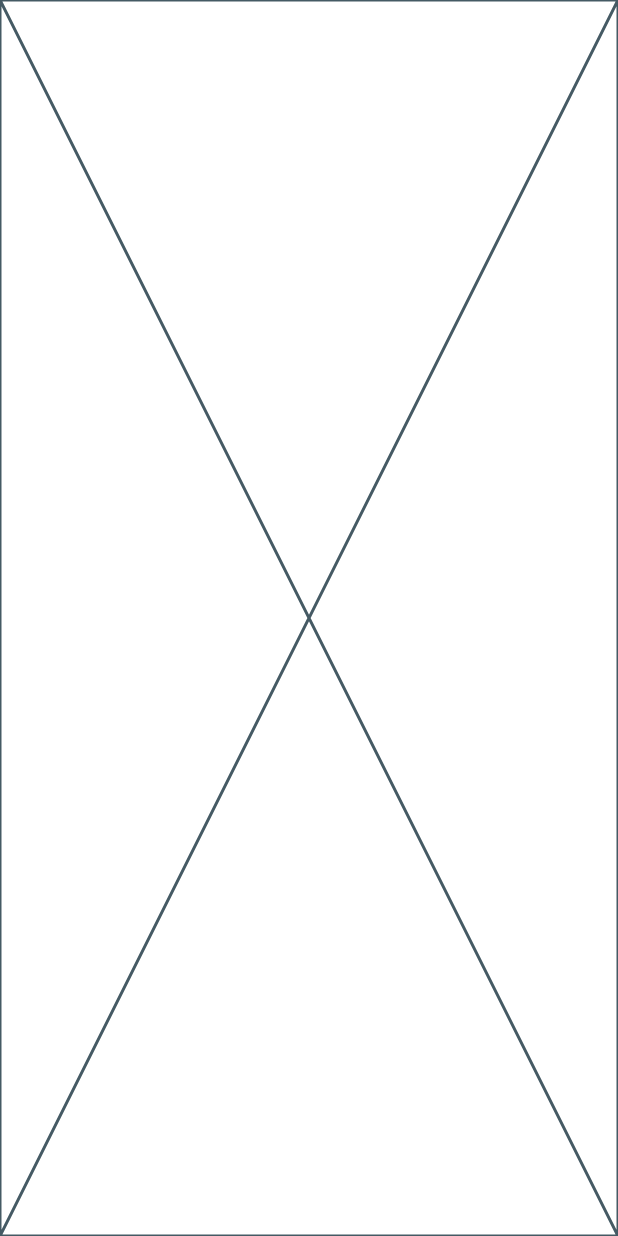
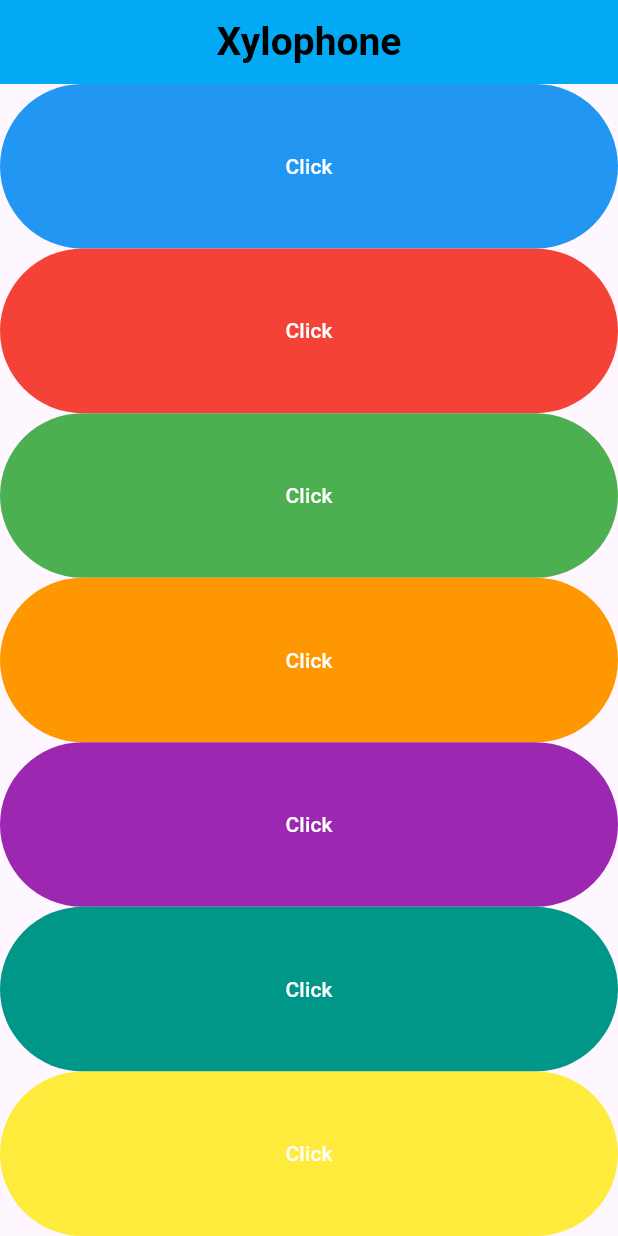
Before and after one commit to Ooozari/App-development, a Flutter app: the screen it shows after launch, on a phone screen of 412 x 824 dp. Run offline on Flutter 3.47's test engine with Material 3 defaults, Android fonts, the light colour scheme and no system bars; our stand-ins replace audioplayers.

Commit message:
feat(app): add multiple sound buttons and playback methods for all 7 xylophone notes

```diff
--- a/Lab6/xylophone_app/lib/main.dart
+++ b/Lab6/xylophone_app/lib/main.dart
@@ -1,5 +1,5 @@
+import 'package:audioplayers/audioplayers.dart';
 import 'package:flutter/material.dart';
-import 'package:audioplayers/audioplayers.dart';
 
 void main() {
   runApp(const MyApp());
@@ -10,6 +10,125 @@ class MyApp extends StatelessWidget {
 
   @override
   Widget build(BuildContext context) {
-    return const Placeholder();
+    return MaterialApp(debugShowCheckedModeBanner: false, home: Xylophone());
   }
 }
+
+class Xylophone extends StatelessWidget {
+  Xylophone({super.key});
+
+  final AudioCache obj = AudioCache();
+  void play1() {
+    obj.play('note1.wav');
+  }
+
+  void play2() {
+    obj.play('note2.wav');
+  }
+
+  void play3() {
+    obj.play('note3.wav');
+  }
+
+  void play4() {
+    obj.play('note4.wav');
+  }
+
+  void play5() {
+    obj.play('note5.wav');
+  }
+
+  void play6() {
+    obj.play('note6.wav');
+  }
+
+  void play7() {
+    obj.play('note7.wav');
+  }
+
+  @override
+  Widget build(BuildContext context) {
+    return Scaffold(
+      appBar: AppBar(
+        title: const Text(
+          'Xylophone',
+          style: TextStyle(
+            fontSize: 26,
+            fontWeight: FontWeight.bold,
+            color: Colors.black,
+          ),
+        ),
+        centerTitle: true,
+        backgroundColor: Colors.lightBlue,
+      ),
+      body: Column(
+        crossAxisAlignment: CrossAxisAlignment.stretch,
+        children: [
+          Expanded(
+            child: TextButton(
+              style: ButtonStyle(
+                backgroundColor: WidgetStatePropertyAll(Colors.blue),
+              ),
+              onPressed: play1,
+              child: Text("Click", style: TextStyle(color: Colors.white)),
+            ),
+          ),
+          Expanded(
+            child: TextButton(
+              style: ButtonStyle(
+                backgroundColor: WidgetStatePropertyAll(Colors.red),
+              ),
+              onPressed: play2,
+              child: Text("Click", style: TextStyle(color: Colors.white)),
+            ),
+          ),
+          Expanded(
+            child: TextButton(
+              style: ButtonStyle(
+                backgroundColor: WidgetStatePropertyAll(Colors.green),
+              ),
+              onPressed: play3,
+              child: Text("Click", style: TextStyle(color: Colors.white)),
+            ),
+          ),
+          Expanded(
+            child: TextButton(
+              style: ButtonStyle(
+                backgroundColor: WidgetStatePropertyAll(Colors.orange),
+              ),
+              onPressed: play4,
+              child: Text("Click", style: TextStyle(color: Colors.white)),
+            ),
+          ),
+          Expanded(
+            child: TextButton(
+              style: ButtonStyle(
+                backgroundColor: WidgetStatePropertyAll(Colors.purple),
+              ),
+              onPressed: play5,
+              child: Text("Click", style: TextStyle(color: Colors.white)),
+            ),
+          ),
+          Expanded(
+            child: TextButton(
+              style: ButtonStyle(
+                backgroundColor: WidgetStatePropertyAll(Colors.teal),
+              ),
+              onPressed: play6,
+              child: Text("Click", style: TextStyle(color: Colors.white)),
+            ),
+          ),
+          Expanded(
+            child: TextButton(
+              style: ButtonStyle(
+                backgroundColor: WidgetStatePropertyAll(Colors.yellow),
+              ),
+              onPressed: play7,
+              child: Text("Click", style: TextStyle(color: Colors.white)),
+            ),
+          ),
+        ],
+      ),
+    );
+  }
+}
```
